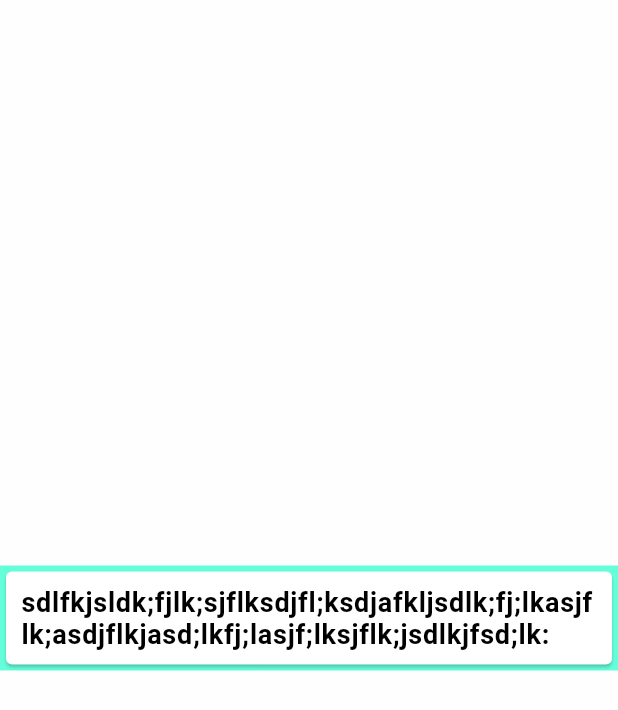
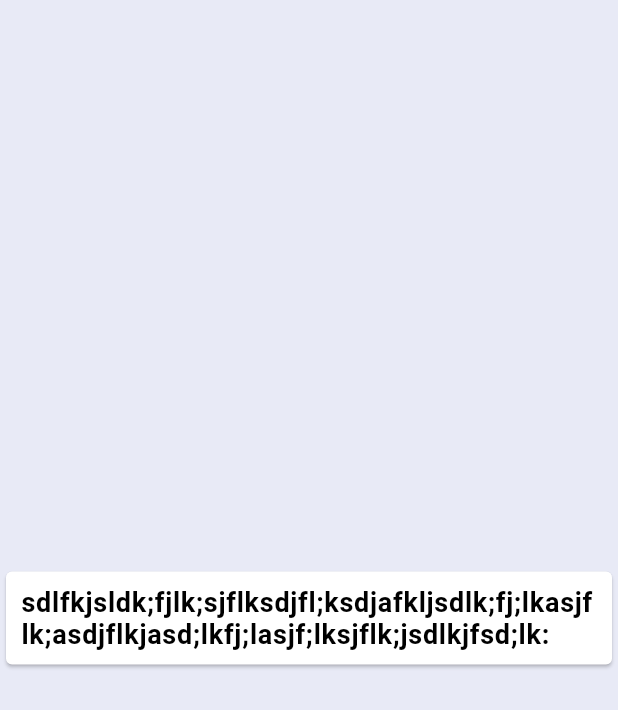
Before and after one commit to Nabeatsu/flutter_todo_local, a Flutter app: the ToDoItem widget shown alone on an empty page, opened directly with empty values, on a phone screen of 412 x 824 dp. Shown: the top 710 px of the screen. Run offline on Flutter 3.47's test engine with Material 2 defaults, Android fonts, the phone set to English and light mode, and no system bars; our stand-ins replace sqflite; accounts and stored records are empty.

Commit message:
[modify] ホーム画面のバックグラウンドカラーを変更

```diff
--- a/lib/main.dart
+++ b/lib/main.dart
@@ -21,7 +21,7 @@ class MyApp extends StatelessWidget {
         // or simply save your changes to "hot reload" in a Flutter IDE).
         // Notice that the counter didn't reset back to zero; the application
         // is not restarted.
-        primarySwatch: Colors.blue,
+        primarySwatch: Colors.indigo,
       ),
       home: MyHomePage(title: 'Flutter Demo Home Page'),
     );
@@ -55,7 +55,6 @@ class _MyHomePageState extends State<MyHomePage> {
     return Scaffold(
         appBar: AppBar(
           title: Text(widget.title),
-        backgroundColor: Colors.black87,
         ),
         body: SafeArea(
           child: Stack(
@@ -80,8 +79,7 @@ class _MyHomePageState extends State<MyHomePage> {
             ],
           ),
         ),
-      backgroundColor: Colors.tealAccent,
-    );
+        backgroundColor: Colors.indigo[50]);
   }
 
   @override
--- a/lib/todo_item.dart
+++ b/lib/todo_item.dart
@@ -41,10 +41,9 @@ class _ToDoItemState extends State<ToDoItem> {
               ),
             ),
           ),
-          color: Colors.tealAccent,
         ),
       ),
-      color: Colors.white70,
+      color: Colors.indigo[50],
     );
   }
 }
```
Lines whose indentation alone changed are shown as unchanged.
